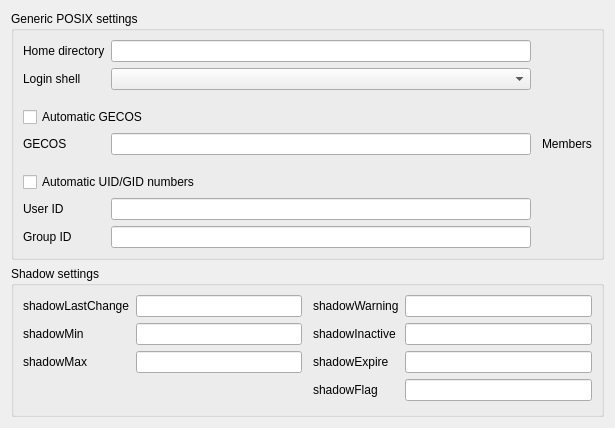
This is agent/src/clacks/agent/data/templates/default/posix-user.ui in gonicus/clacks as Qt 5 draws it before an edit. The edited form follows.
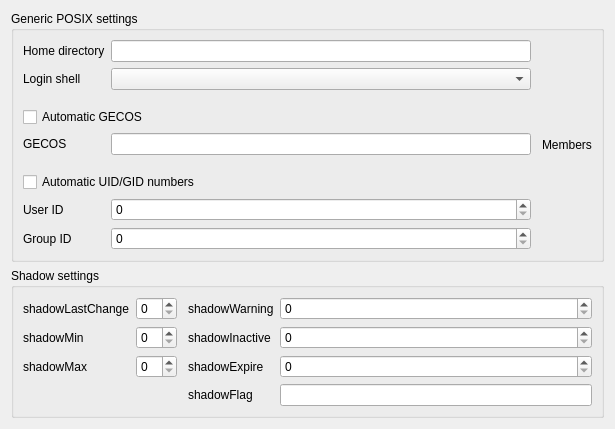
This is the edited form. Icons and pictures are not drawn.

What changed in the file:
```diff
--- a/agent/src/clacks/agent/data/templates/default/posix-user.ui
+++ b/agent/src/clacks/agent/data/templates/default/posix-user.ui
@@ -66,7 +66,7 @@
            </widget>
           </item>
           <item row="7" column="1">
-           <widget class="QLineEdit" name="uidNumberEdit"/>
+           <widget class="QSpinBox" name="uidNumberEdit"/>
           </item>
           <item row="8" column="0">
            <widget class="QLabel" name="gidNumberLabel">
@@ -76,7 +76,7 @@
            </widget>
           </item>
           <item row="8" column="1">
-           <widget class="QLineEdit" name="gidNumberEdit"/>
+           <widget class="QSpinBox" name="gidNumberEdit"/>
           </item>
           <item row="3" column="0" colspan="2">
            <widget class="QCheckBox" name="checkBox">
@@ -200,7 +200,7 @@
            </widget>
           </item>
           <item row="0" column="1">
-           <widget class="QLineEdit" name="shadowLastChangeEdit"/>
+           <widget class="QSpinBox" name="shadowLastChangeEdit"/>
           </item>
           <item row="1" column="0">
            <widget class="QLabel" name="shadowMinLabel">
@@ -210,7 +210,7 @@
            </widget>
           </item>
           <item row="1" column="1">
-           <widget class="QLineEdit" name="shadowMinEdit"/>
+           <widget class="QSpinBox" name="shadowMinEdit"/>
           </item>
           <item row="2" column="0">
            <widget class="QLabel" name="shadowMaxLabel">
@@ -220,7 +220,7 @@
            </widget>
           </item>
           <item row="2" column="1">
-           <widget class="QLineEdit" name="shadowMaxEdit"/>
+           <widget class="QSpinBox" name="shadowMaxEdit"/>
           </item>
          </layout>
         </item>
@@ -250,7 +250,7 @@
            </widget>
           </item>
           <item row="0" column="1">
-           <widget class="QLineEdit" name="shadowWarningEdit"/>
+           <widget class="QSpinBox" name="shadowWarningEdit"/>
           </item>
           <item row="1" column="0">
            <widget class="QLabel" name="shadowInactiveLabel">
@@ -260,7 +260,7 @@
            </widget>
           </item>
           <item row="1" column="1">
-           <widget class="QLineEdit" name="shadowInactiveEdit"/>
+           <widget class="QSpinBox" name="shadowInactiveEdit"/>
           </item>
           <item row="2" column="0">
            <widget class="QLabel" name="shadowExpireLabel">
@@ -270,7 +270,7 @@
            </widget>
           </item>
           <item row="2" column="1">
-           <widget class="QLineEdit" name="shadowExpireEdit"/>
+           <widget class="QSpinBox" name="shadowExpireEdit"/>
           </item>
           <item row="3" column="0">
            <widget class="QLabel" name="shadowFlagLabel">
```
Left out of the diff: 46 changed lines with no effect on the pictures.
